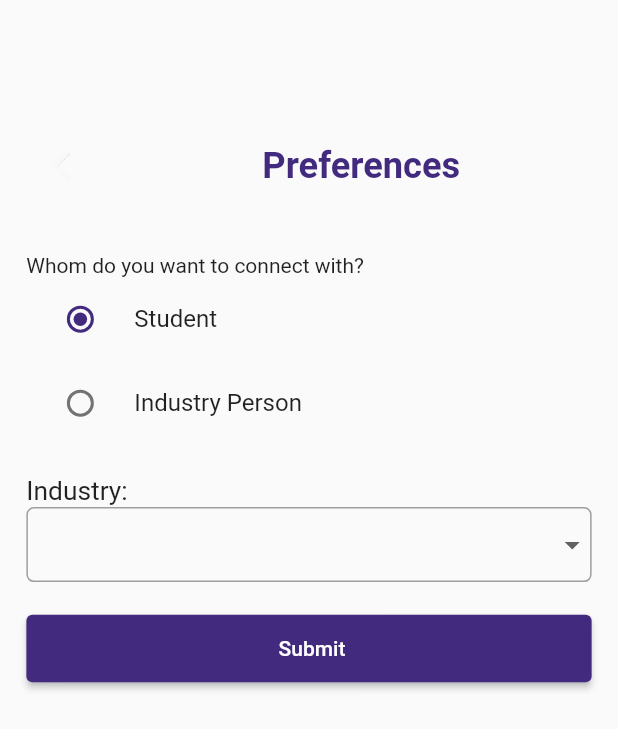
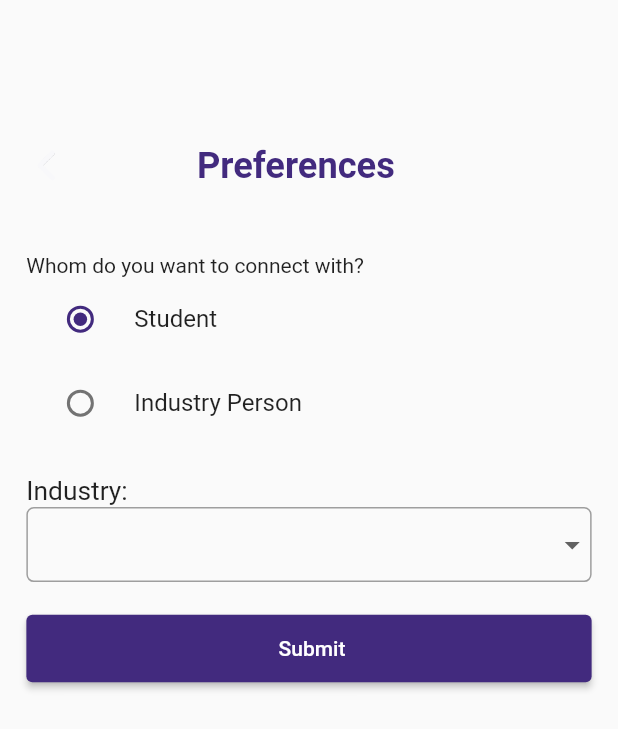
Before and after one commit to NoorAnsari04/Networking_Frontend, a Flutter app: the PreferencesScreen screen opened directly, on a phone screen of 412 x 824 dp. Shown: the top 729 px of the screen. Run offline on Flutter 3.47's test engine with Material 3 defaults, Android fonts, the phone set to English and light mode, and no system bars; our stand-ins replace cached_network_image, carousel_slider, cloud_firestore, dio, firebase_auth, firebase_core and 14 more; accounts and stored records are empty; network calls fail; Roboto replaces fonts that are missing (RalewaySemiBold).

Commit message:
User Details title and edit profile  name field
User Details title in the center and in edit profile  name is being correctly sent  now

```diff
--- a/awesomeapp/lib/core/shared/custum_appbar.dart
+++ b/awesomeapp/lib/core/shared/custum_appbar.dart
@@ -7,23 +7,22 @@ import '../constants/font_constants.dart';
 class CustomAppBar extends StatelessWidget {
   final String title;
   final String iconPath;
-  final Color? titleColor; // Add a titleColor parameter
+  final Color? titleColor;
 
   const CustomAppBar({
     Key? key,
     required this.title,
     required this.iconPath,
-    this.titleColor, // Add a titleColor parameter
+    this.titleColor,
   }) : super(key: key);
 
   @override
   Widget build(BuildContext context) {
-    return Row(
-      children: [
-        Padding(
-          padding: EdgeInsets.only(top: 50.0.w, left: 10, right: 10),
+    return Padding(
+      padding: EdgeInsets.only(top: 50.0.w), // Adjust top padding as needed
       child: Row(
         children: [
+          // Back Button
           GestureDetector(
             onTap: () {
               Navigator.pop(context);
@@ -37,8 +36,10 @@ class CustomAppBar extends StatelessWidget {
               ),
             ),
           ),
-              SizedBox(width: 110.w),
-              Text(
+          // Spacer to push the title to the center
+          Expanded(
+            child: Center(
+              child: Text(
                 title,
                 textAlign: TextAlign.center,
                 style: ktopTextStyle.copyWith(
@@ -46,10 +47,12 @@ class CustomAppBar extends StatelessWidget {
                   color: titleColor,
                 ),
               ),
+            ),
+          ),
+          // Placeholder to balance the Row (optional)
+          SizedBox(width: 40.w), // Adjust width to match the back button's size
         ],
       ),
-        ),
-      ],
     );
   }
 }
--- a/awesomeapp/lib/modules/events/screens/home_screen.dart
+++ b/awesomeapp/lib/modules/events/screens/home_screen.dart
@@ -62,7 +62,7 @@ class _HomeScreenState extends State<HomeScreen> {
                     padding: EdgeInsets.only(left: 16.w, top: 10.h),
                     child: SafeArea(
                       child: Text(
-                        '${EventModel.getGreeting()} ${appUser.name}',
+                        '${EventModel.getGreeting()} ${appUser.fullName}',
                         style: ktopTextStyle.copyWith(
                           fontSize: 16.0.sp,
                           fontWeight: FontWeight.bold,
```
Also changed, not shown: awesomeapp/lib/modules/events/attandees/screens/edit_profile_screen.dart (+27 -2 lines), awesomeapp/lib/modules/events/attandees/services/profile_networking.dart (+8 -0 lines). Lines whose indentation alone changed are shown as unchanged.
